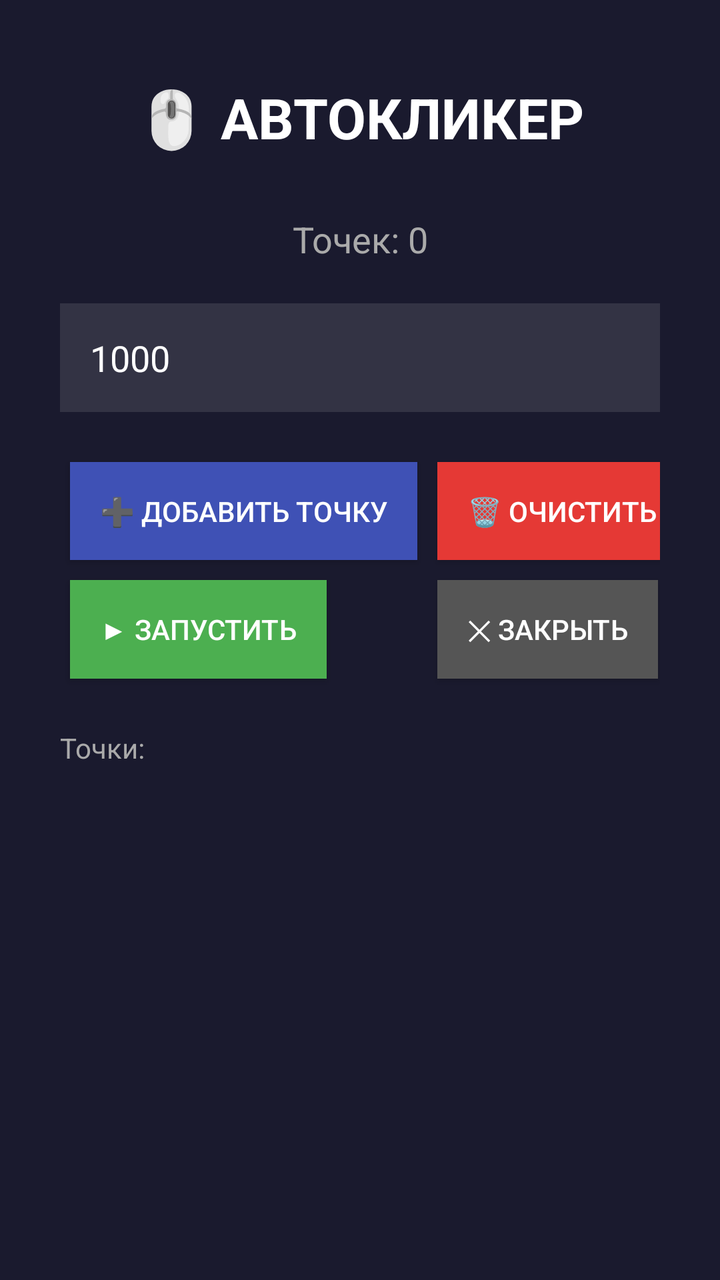
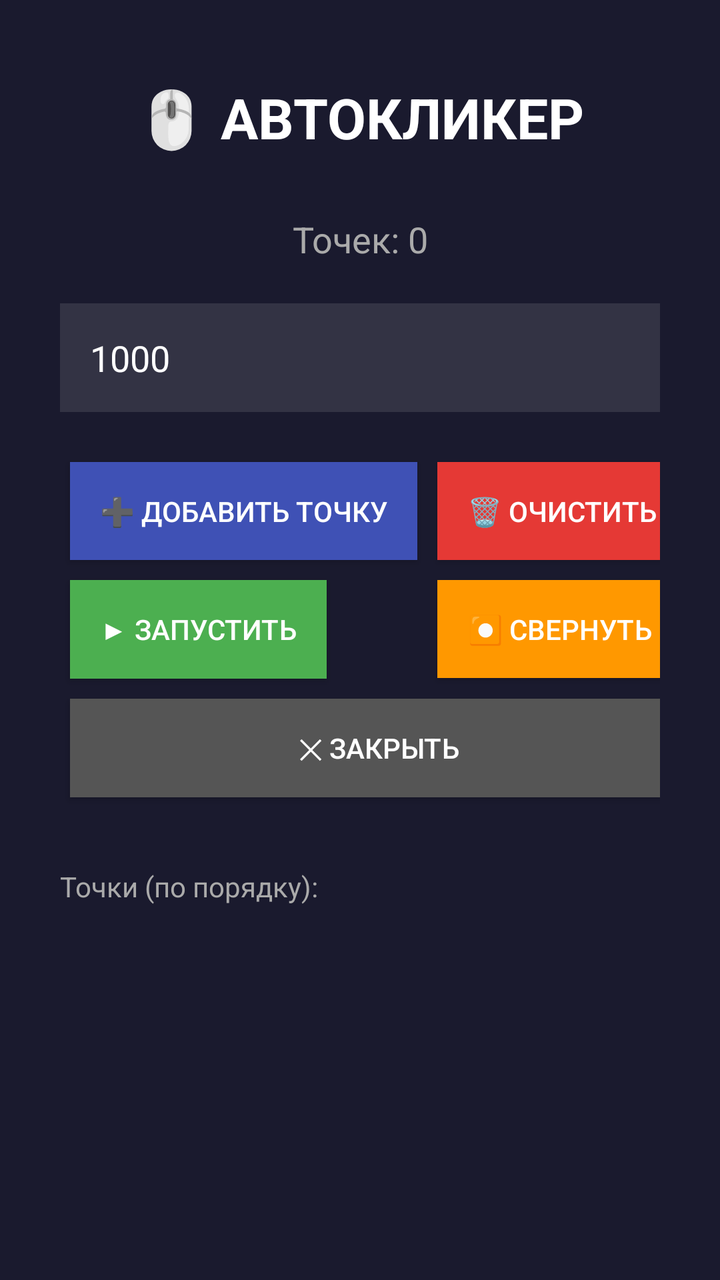

Before-and-after screenshots of an Android layout around one commit, followed by the original layout XML and the change that was made.
<!-- AndroidManifest.xml: activity theme Theme.AppCompat.NoActionBar -->
<!-- res/layout/activity_clicker.xml -->
<?xml version="1.0" encoding="utf-8"?>
<LinearLayout xmlns:android="http://schemas.android.com/apk/res/android"
    android:layout_width="match_parent"
    android:layout_height="match_parent"
    android:orientation="vertical"
    android:background="#1A1A2E"
    android:padding="20dp">

    <TextView
        android:layout_width="match_parent"
        android:layout_height="wrap_content"
        android:text="🖱️ АВТОКЛИКЕР"
        android:textSize="28sp"
        android:textColor="#FFFFFF"
        android:textStyle="bold"
        android:gravity="center"
        android:padding="20dp"/>

    <TextView
        android:id="@+id/tvPointsCount"
        android:layout_width="match_parent"
        android:layout_height="wrap_content"
        android:text="Точек: 0"
        android:textSize="18sp"
        android:textColor="#AAAAAA"
        android:gravity="center"
        android:padding="10dp"/>

    <LinearLayout
        android:layout_width="match_parent"
        android:layout_height="wrap_content"
        android:orientation="horizontal"
        android:gravity="center"
        android:padding="10dp">

        <EditText
            android:id="@+id/etInterval"
            android:layout_width="0dp"
            android:layout_height="wrap_content"
            android:layout_weight="1"
            android:hint="Интервал"
            android:text="1000"
            android:textColor="#FFFFFF"
            android:textColorHint="#888888"
            android:background="#333344"
            android:padding="15dp"
            android:inputType="number"/>

        <Spinner
            android:id="@+id/spinnerUnit"
            android:layout_width="wrap_content"
            android:layout_height="wrap_content"
            android:background="#333344"
            android:padding="10dp"/>
    </LinearLayout>

    <GridLayout
        android:layout_width="match_parent"
        android:layout_height="wrap_content"
        android:columnCount="2"
        android:padding="10dp">

        <Button
            android:id="@+id/btnAddPoint"
            android:text="➕ ДОБАВИТЬ ТОЧКУ"
            android:textColor="#FFFFFF"
            android:background="#3F51B5"
            android:padding="15dp"
            android:layout_margin="5dp"/>

        <Button
            android:id="@+id/btnClearPoints"
            android:text="🗑 ОЧИСТИТЬ"
            android:textColor="#FFFFFF"
            android:background="#E53935"
            android:padding="15dp"
            android:layout_margin="5dp"/>

        <Button
            android:id="@+id/btnStartStop"
            android:text="▶ ЗАПУСТИТЬ"
            android:textColor="#FFFFFF"
            android:background="#4CAF50"
            android:padding="15dp"
            android:layout_margin="5dp"/>

        <Button
            android:id="@+id/btnClose"
            android:text="✕ ЗАКРЫТЬ"
            android:textColor="#FFFFFF"
            android:background="#555555"
            android:padding="15dp"
            android:layout_margin="5dp"/>
    </GridLayout>

    <TextView
        android:id="@+id/tvPointsList"
        android:layout_width="match_parent"
        android:layout_height="wrap_content"
        android:text="Точки:"
        android:textColor="#AAAAAA"
        android:padding="10dp"/>

</LinearLayout>
<!-- resources referenced by this layout -->
<resources>

</resources>

<!-- the commit's change to res/layout/activity_clicker.xml (unified diff, before → after) -->
@@ -85,20 +85,32 @@
             android:layout_margin="5dp"/>
 
         <Button
+            android:id="@+id/btnMinimize"
+            android:text="⏺ СВЕРНУТЬ"
+            android:textColor="#FFFFFF"
+            android:background="#FF9800"
+            android:padding="15dp"
+            android:layout_margin="5dp"/>
+
+        <Button
             android:id="@+id/btnClose"
             android:text="✕ ЗАКРЫТЬ"
             android:textColor="#FFFFFF"
             android:background="#555555"
             android:padding="15dp"
-            android:layout_margin="5dp"/>
+            android:layout_margin="5dp"
+            android:layout_columnSpan="2"
+            android:layout_gravity="fill_horizontal"/>
+
     </GridLayout>
 
     <TextView
         android:id="@+id/tvPointsList"
         android:layout_width="match_parent"
         android:layout_height="wrap_content"
-        android:text="Точки:"
+        android:text="Точки (по порядку):"
         android:textColor="#AAAAAA"
-        android:padding="10dp"/>
+        android:padding="10dp"
+        android:layout_marginTop="10dp"/>
 
 </LinearLayout>
